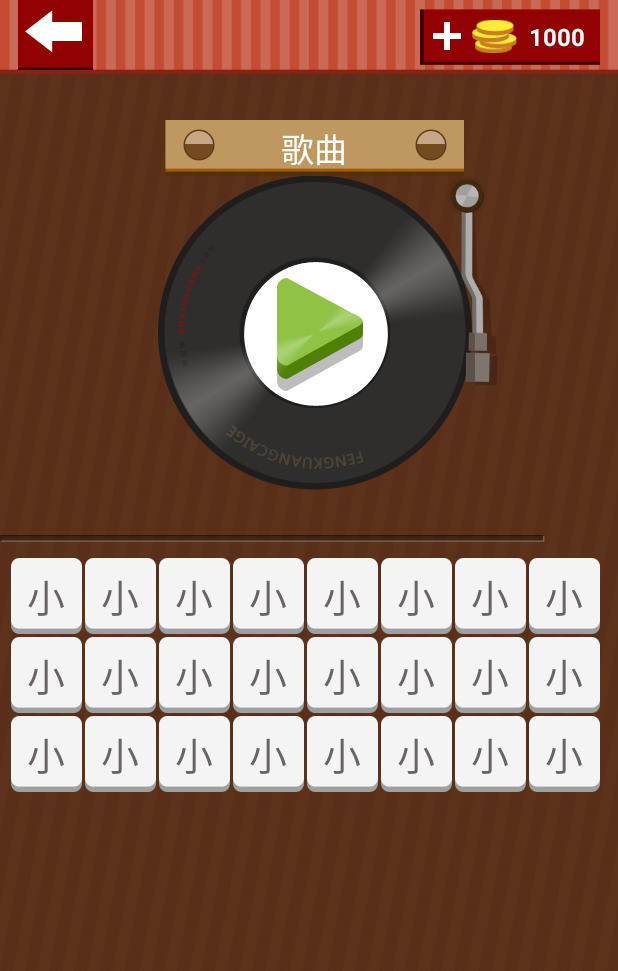
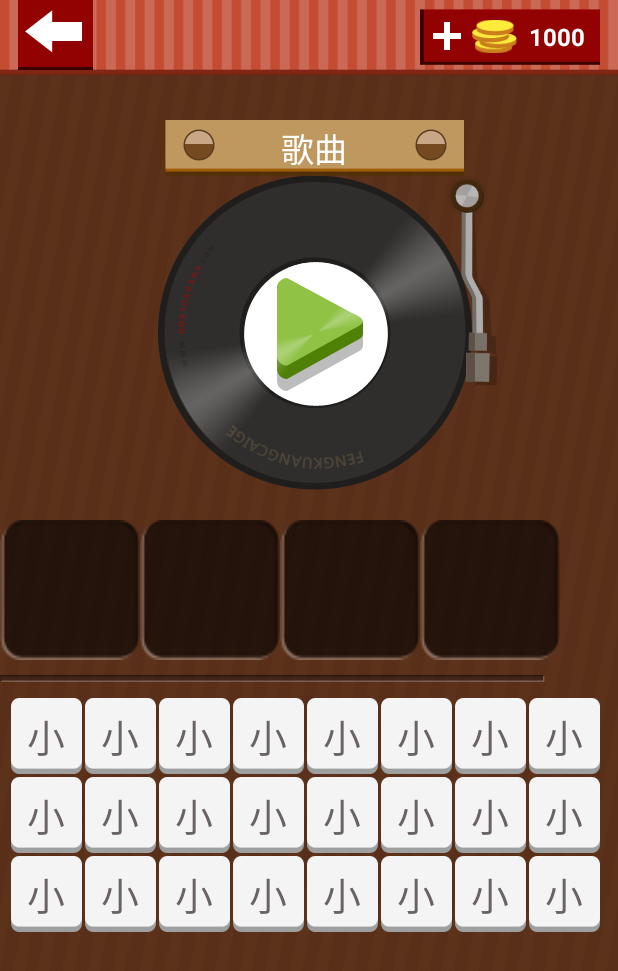
Before and after one commit to MicroKibaco/CrazyGuessMusic, an Android app: the screen it shows after launch (GrazyGuessMusicActivity), on a phone screen of 412 x 824 dp. Shown: the top 971 px of the screen. Run offline under Robolectric (Android 15) with nearby library versions, the light colour scheme and no system bars.

Commit message:
可选择框方向有点问题

```diff
--- a/app/src/main/java/com/asiainfo/crazyguessmusic/activity/GrazyGuessMusicActivity.java
+++ b/app/src/main/java/com/asiainfo/crazyguessmusic/activity/GrazyGuessMusicActivity.java
@@ -1,11 +1,15 @@
 package com.asiainfo.crazyguessmusic.activity;
 
 import android.app.Activity;
+import android.content.Context;
+import android.graphics.Color;
 import android.os.Bundle;
+import android.view.LayoutInflater;
 import android.view.View;
 import android.view.animation.Animation;
 import android.view.animation.AnimationUtils;
 import android.view.animation.LinearInterpolator;
+import android.widget.Button;
 import android.widget.ImageButton;
 import android.widget.ImageView;
 import android.widget.LinearLayout;
@@ -23,6 +27,7 @@ import java.util.ArrayList;
 public class GrazyGuessMusicActivity extends Activity implements View.OnClickListener {
 
     private static final int COUNT_WORDS = 24;
+    private static final int COUNT_SELECT_WORDS = 4;
     /**
      * 与唱片相关动画
      */
@@ -56,6 +61,11 @@ public class GrazyGuessMusicActivity extends Activity implements View.OnClickLis
 
     //
     private StrongerGridView mStrongerGridView;
+    private ArrayList<WordButton> mSelectWords;
+
+    //已选择文字框UI容器
+
+    private LinearLayout mViewContainer;
 
 
     @Override
@@ -67,7 +77,6 @@ public class GrazyGuessMusicActivity extends Activity implements View.OnClickLis
         initListener();
         initDatas();
     }
-
 
 
     /**
@@ -84,6 +93,7 @@ public class GrazyGuessMusicActivity extends Activity implements View.OnClickLis
         mViewPan = (ImageView) findViewById(R.id.imv_play_pan);
         mViewPanBar = (ImageView) findViewById(R.id.imv_play_bar);
         mStrongerGridView = (StrongerGridView) findViewById(R.id.my_gridview);
+        mViewContainer = (LinearLayout) findViewById(R.id.word_select_container);
 
 
         mPanAnim = AnimationUtils.loadAnimation(this, R.anim.rotate);
@@ -212,6 +222,16 @@ public class GrazyGuessMusicActivity extends Activity implements View.OnClickLis
 
     public void initDatas() {
 
+        //初始化已选择框
+        mSelectWords = initWordSelect();
+
+        LinearLayout.LayoutParams params = new LinearLayout.LayoutParams(140, 140);
+
+        for (int i = 0; i < mSelectWords.size(); i++) {
+
+            mViewContainer.addView(mSelectWords.get(i).getViewBtn(), params);
+        }
+
         //获得数据
         mAllWords = initAllWord();
 
@@ -220,6 +240,9 @@ public class GrazyGuessMusicActivity extends Activity implements View.OnClickLis
 
     }
 
+    /**
+     * 初始化待选文字框
+     */
     private ArrayList<WordButton> initAllWord() {
 
         ArrayList<WordButton> wordBtnList = new ArrayList<>();
@@ -240,6 +263,37 @@ public class GrazyGuessMusicActivity extends Activity implements View.OnClickLis
 
     }
 
+    /**
+     * 初始化已选文字框
+     */
+
+    private ArrayList<WordButton> initWordSelect() {
+
+        ArrayList<WordButton> wordBtnList = new ArrayList<>();
+
+        //获得所有待选文字
+        for (int i = 0; i < COUNT_SELECT_WORDS; i++) {
+
+            LayoutInflater inflater = (LayoutInflater) this.getSystemService(Context.LAYOUT_INFLATER_SERVICE);
+            View v = inflater.inflate(R.layout.self_view_grideview_item, null);
+
+
+            WordButton wordButton = new WordButton();
+
+            wordButton.mViewBtn = (Button) v.findViewById(R.id.item_btn);
+
+            wordButton.mViewBtn.setTextColor(Color.WHITE);
+            wordButton.mViewBtn.setText("");
+            wordButton.mIsVisible = false;
+            wordButton.mViewBtn.setBackgroundResource(R.drawable.game_wordblank);
+
+            wordBtnList.add(wordButton);
+
+
+        }
+        return wordBtnList;
+    }
+
 
     @Override
     protected void onPause() {
--- a/app/src/main/res/layout/music_word_select.xml
+++ b/app/src/main/res/layout/music_word_select.xml
@@ -6,9 +6,11 @@
               android:layout_height="match_parent">
 
     <LinearLayout
+            android:orientation="horizontal"
+            android:id="@+id/word_select_container"
             android:layout_width="match_parent"
             android:layout_marginBottom="10dp"
-            android:layout_gravity="center_horizontal"
+            android:layout_gravity="center"
             android:layout_height="wrap_content">
 
     </LinearLayout>
```
